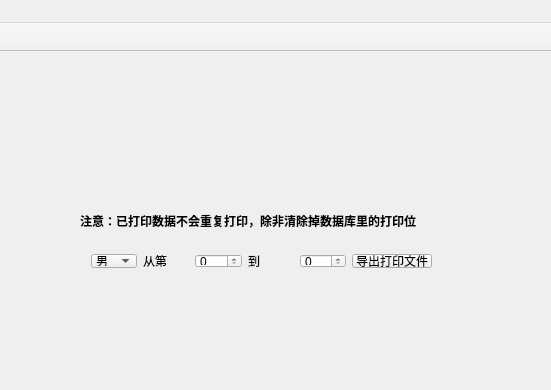
First picture: the form in mainwindow.ui, repository crouse/anatta, before the edit; both pictures show x 221 to 772 and y 0 to 390 of the 1017 by 516 pixel window.
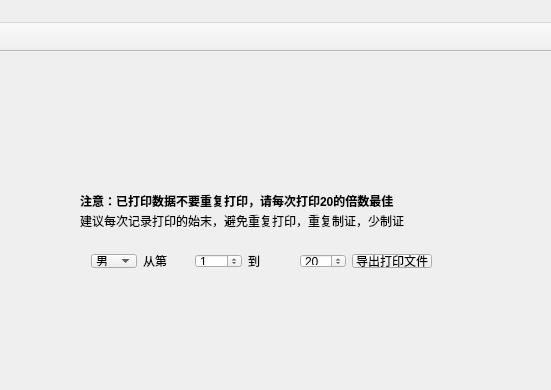
Second picture: the form after the edit. The open tabs and pages were chosen to show the change. Icons and pictures are not drawn.

Commit message: 打印完工

Diff of the .ui file:
```diff
--- a/mainwindow.ui
+++ b/mainwindow.ui
@@ -222,7 +222,7 @@
         <property name="geometry">
          <rect>
           <x>290</x>
-          <y>150</y>
+          <y>130</y>
           <width>381</width>
           <height>16</height>
          </rect>
@@ -234,10 +234,10 @@
          </font>
         </property>
         <property name="text">
-         <string>注意：已打印数据不会重复打印，除非清除掉数据库里的打印位</string>
+         <string>注意：已打印数据不要重复打印，请每次打印20的倍数最佳</string>
         </property>
        </widget>
-       <widget class="QWidget" name="">
+       <widget class="QWidget" name="layoutWidget">
         <property name="geometry">
          <rect>
           <x>290</x>
@@ -269,7 +269,11 @@
           </widget>
          </item>
          <item>
-          <widget class="QSpinBox" name="spinBoxFrom"/>
+          <widget class="QSpinBox" name="spinBoxFrom">
+           <property name="value">
+            <number>1</number>
+           </property>
+          </widget>
          </item>
          <item>
           <widget class="QLabel" name="label_7">
@@ -279,7 +283,11 @@
           </widget>
          </item>
          <item>
-          <widget class="QSpinBox" name="spinBoxTo"/>
+          <widget class="QSpinBox" name="spinBoxTo">
+           <property name="value">
+            <number>20</number>
+           </property>
+          </widget>
          </item>
          <item>
           <widget class="QPushButton" name="pushButton">
@@ -290,6 +298,19 @@
          </item>
         </layout>
        </widget>
+       <widget class="QLabel" name="label_9">
+        <property name="geometry">
+         <rect>
+          <x>290</x>
+          <y>150</y>
+          <width>391</width>
+          <height>16</height>
+         </rect>
+        </property>
+        <property name="text">
+         <string>建议每次记录打印的始末，避免重复打印，重复制证，少制证</string>
+        </property>
+       </widget>
       </widget>
      </widget>
     </item>
```
Left out of the diff: 2 changed lines with no effect on the pictures. The commit also changes 1 other file.
